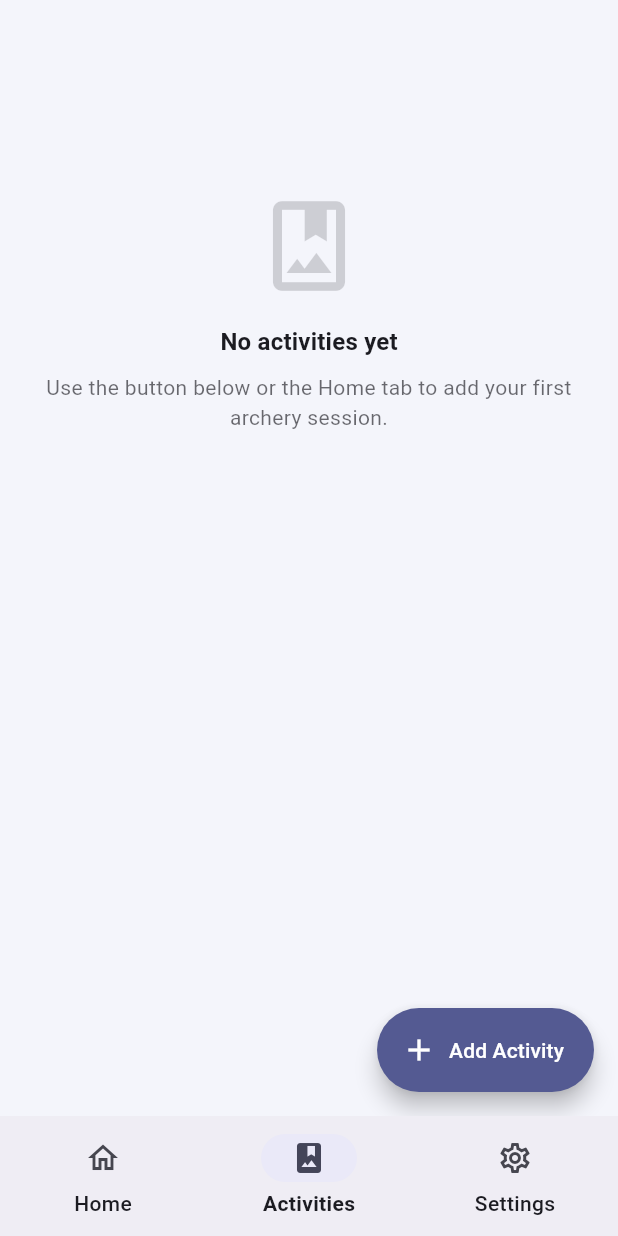
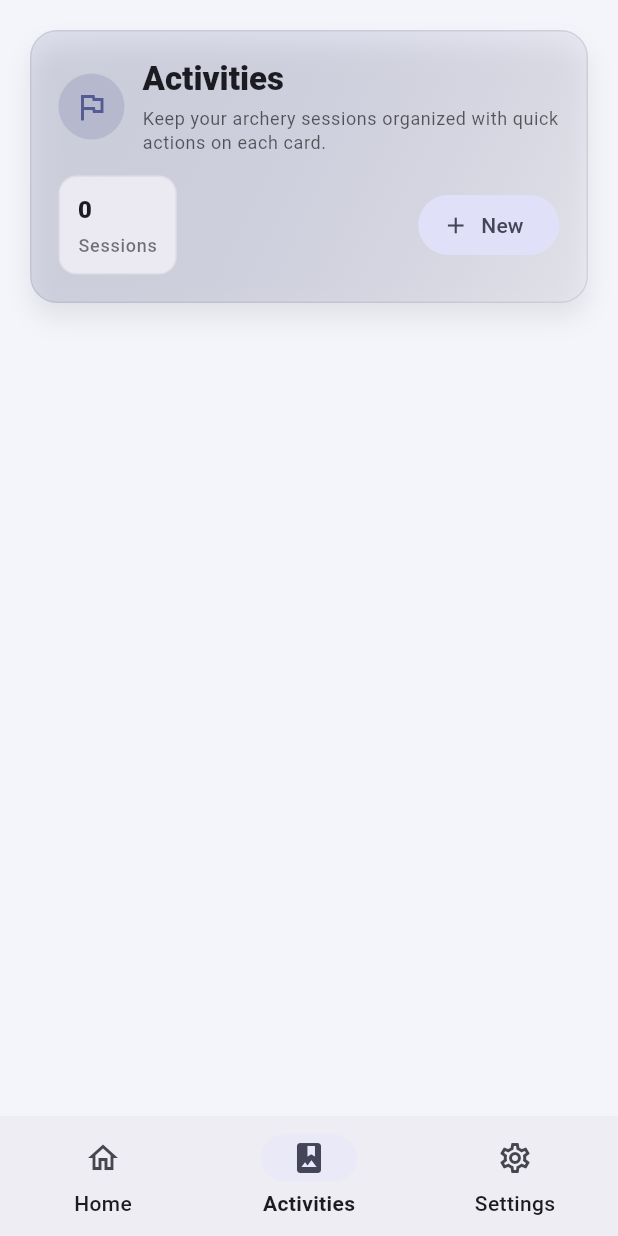
Before and after one commit to Ayaa17/album-flutter-codex, a Flutter app: the screen it shows after launch, item 2 of the bottom bar chosen, on a phone screen of 412 x 824 dp. Run offline on Flutter 3.47's test engine with Material 3 defaults, Android fonts, the phone set to English and light mode, and no system bars; our stand-ins replace equatable, flutter_bloc, image_picker, shared_preferences.

Commit message:
fix: update activities page ui

```diff
--- a/lib/ui/activities/activities_page.dart
+++ b/lib/ui/activities/activities_page.dart
@@ -6,8 +6,7 @@ import '../../blocs/activity/activity_bloc.dart';
 import '../../blocs/activity/activity_event.dart';
 import '../../blocs/activity/activity_state.dart';
 import '../../data/models/activity.dart';
-import '../common/activity_grid_tile.dart';
-import '../common/empty_state.dart';
+import '../common/activity_card.dart';
 import 'activity_detail_page.dart';
 
 class ActivitiesPage extends StatelessWidget {
@@ -33,57 +32,39 @@ class ActivitiesPage extends StatelessWidget {
                 state.activities.isEmpty) {
               return const Center(child: CircularProgressIndicator());
             }
-            if (state.activities.isEmpty) {
-              return RefreshIndicator(
-                onRefresh: () async =>
-                    context.read<ActivityBloc>().add(const ActivityRefreshed()),
-                child: ListView(
-                  padding: const EdgeInsets.symmetric(
-                    horizontal: 24,
-                    vertical: 48,
-                  ),
-                  children: const [
-                    SizedBox(height: 80),
-                    EmptyState(
-                      icon: Icons.photo_album_outlined,
-                      title: 'No activities yet',
-                      message:
-                          'Use the button below or the Home tab to add your first archery session.',
-                    ),
-                  ],
-                ),
-              );
-            }
 
             return RefreshIndicator(
               onRefresh: () async =>
                   context.read<ActivityBloc>().add(const ActivityRefreshed()),
-              child: GridView.builder(
-                padding: const EdgeInsets.all(20),
-                gridDelegate: const SliverGridDelegateWithFixedCrossAxisCount(
-                  crossAxisCount: 2,
-                  crossAxisSpacing: 16,
-                  mainAxisSpacing: 16,
-                  childAspectRatio: 0.78,
+              child: ListView(
+                physics: const AlwaysScrollableScrollPhysics(),
+                padding: const EdgeInsets.symmetric(
+                  horizontal: 20,
+                  vertical: 20,
                 ),
-                itemCount: state.activities.length,
-                itemBuilder: (context, index) {
-                  final activity = state.activities[index];
-                  return ActivityGridTile(
-                    activity: activity,
-                    onTap: () => _openActivityDetail(context, activity),
-                    onLongPress: () => _showActivityActions(context, activity),
-                  );
-                },
+                children: [
+                  _ActivitiesHeader(
+                    totalActivities: state.activities.length,
+                    onCreate: () => _createActivity(context),
+                  ),
+                  const SizedBox(height: 14),
+                  ...state.activities.map(
+                    (activity) => Padding(
+                      padding: const EdgeInsets.only(bottom: 12),
+                      child: ActivityCard(
+                        activity: activity,
+                        onTap: () => _openActivityDetail(context, activity),
+                        onMorePressed: () =>
+                            _showActivityActions(context, activity),
+                      ),
+                    ),
+                  ),
+                  const SizedBox(height: 80),
+                ],
               ),
             );
           },
         ),
-      ),
-      floatingActionButton: FloatingActionButton.extended(
-        onPressed: () => _createActivity(context),
-        icon: const Icon(Icons.add),
-        label: const Text('Add Activity'),
       ),
     );
   }
@@ -243,3 +224,133 @@ class ActivitiesPage extends StatelessWidget {
     );
   }
 }
+
+class _ActivitiesHeader extends StatelessWidget {
+  const _ActivitiesHeader({
+    required this.totalActivities,
+    required this.onCreate,
+  });
+
+  final int totalActivities;
+  final VoidCallback onCreate;
+
+  @override
+  Widget build(BuildContext context) {
+    final theme = Theme.of(context);
+    final colorScheme = theme.colorScheme;
+    return Container(
+      padding: const EdgeInsets.all(18),
+      decoration: BoxDecoration(
+        gradient: LinearGradient(
+          colors: [
+            colorScheme.primary.withValues(alpha: 0.14),
+            colorScheme.surfaceVariant.withValues(alpha: 0.35),
+          ],
+          begin: Alignment.topLeft,
+          end: Alignment.bottomRight,
+        ),
+        borderRadius: BorderRadius.circular(18),
+        border: Border.all(color: colorScheme.outline.withValues(alpha: 0.18)),
+        boxShadow: [
+          BoxShadow(
+            blurRadius: 14,
+            offset: const Offset(0, 10),
+            color: colorScheme.shadow.withValues(alpha: 0.08),
+          ),
+        ],
+      ),
+      child: Column(
+        crossAxisAlignment: CrossAxisAlignment.start,
+        children: [
+          Row(
+            children: [
+              Container(
+                padding: const EdgeInsets.all(10),
+                decoration: BoxDecoration(
+                  color: colorScheme.primary.withValues(alpha: 0.18),
+                  shape: BoxShape.circle,
+                ),
+                child: Icon(Icons.flag_outlined, color: colorScheme.primary),
+              ),
+              const SizedBox(width: 12),
+              Expanded(
+                child: Column(
+                  crossAxisAlignment: CrossAxisAlignment.start,
+                  children: [
+                    Text(
+                      'Activities',
+                      style: theme.textTheme.titleLarge?.copyWith(
+                        fontWeight: FontWeight.w800,
+                      ),
+                    ),
+                    const SizedBox(height: 4),
+                    Text(
+                      'Keep your archery sessions organized with quick actions on each card.',
+                      style: theme.textTheme.bodySmall?.copyWith(
+                        color: colorScheme.onSurface.withValues(alpha: 0.7),
+                      ),
+                      maxLines: 2,
+                      overflow: TextOverflow.ellipsis,
+                    ),
+                  ],
+                ),
+              ),
+            ],
+          ),
+          const SizedBox(height: 14),
+          Row(
+            children: [
+              _HeaderStat(label: 'Sessions', value: totalActivities.toString()),
+              const SizedBox(width: 10),
+              const Spacer(),
+              FilledButton.tonalIcon(
+                onPressed: onCreate,
+                icon: const Icon(Icons.add),
+                label: const Text('New'),
+              ),
+            ],
+          ),
+        ],
+      ),
+    );
+  }
+}
+
+class _HeaderStat extends StatelessWidget {
+  const _HeaderStat({required this.label, required this.value});
+
+  final String label;
+  final String value;
+
+  @override
+  Widget build(BuildContext context) {
+    final theme = Theme.of(context);
+    final colorScheme = theme.colorScheme;
+    return Container(
+      padding: const EdgeInsets.symmetric(horizontal: 12, vertical: 10),
+      decoration: BoxDecoration(
+        color: colorScheme.surface.withValues(alpha: 0.65),
+        borderRadius: BorderRadius.circular(12),
+        border: Border.all(color: colorScheme.outline.withValues(alpha: 0.1)),
+      ),
+      child: Column(
+        crossAxisAlignment: CrossAxisAlignment.start,
+        children: [
+          Text(
+            value,
+            style: theme.textTheme.titleMedium?.copyWith(
+              fontWeight: FontWeight.w800,
+            ),
+          ),
+          const SizedBox(height: 4),
+          Text(
+            label,
+            style: theme.textTheme.labelMedium?.copyWith(
+              color: colorScheme.onSurface.withValues(alpha: 0.6),
+            ),
+          ),
+        ],
+      ),
+    );
+  }
+}
```
